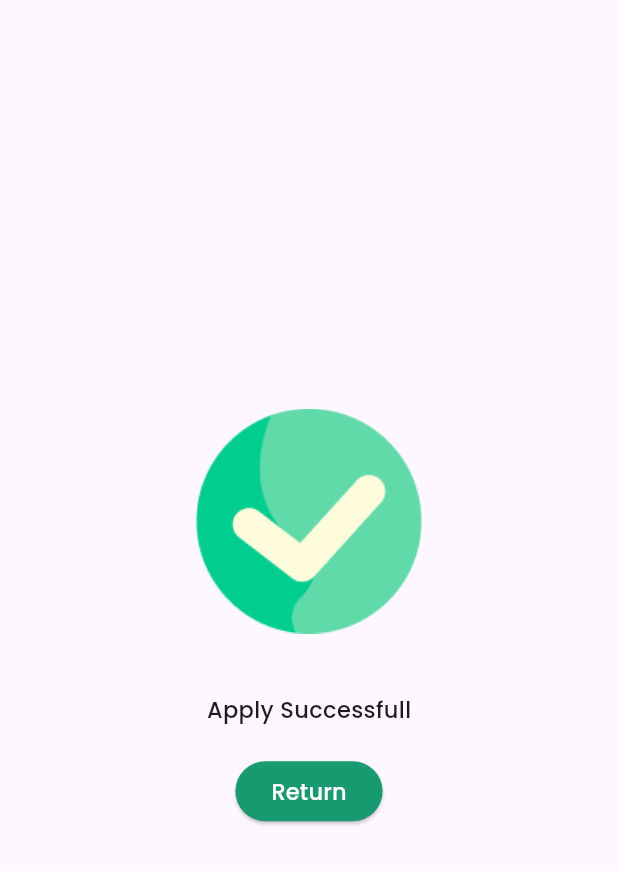
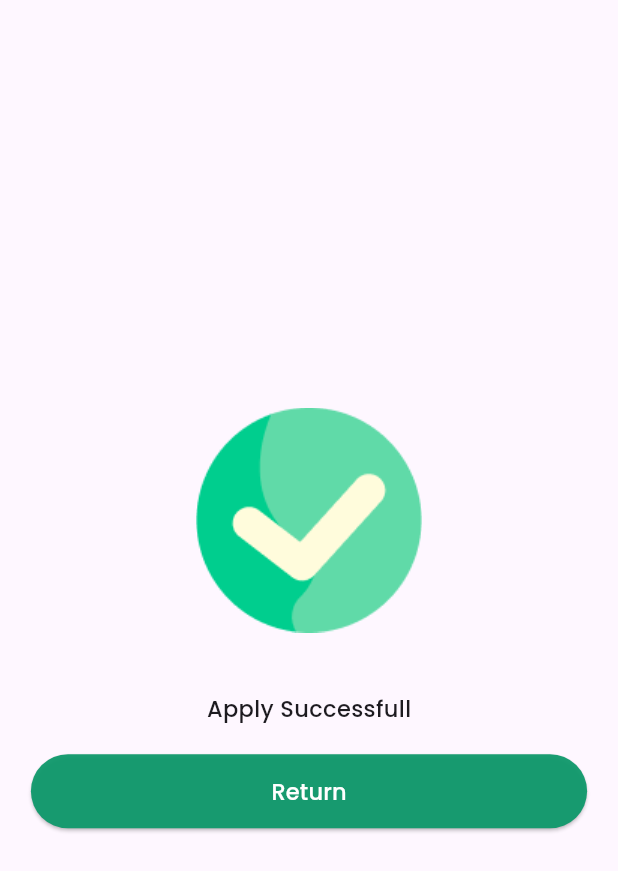
Before and after one commit to bangnguyen2264/Sustaio, a Flutter app: the SuccessScreen screen opened directly, on a phone screen of 412 x 824 dp. Shown: the top 871 px of the screen. Run offline on Flutter 3.47's test engine with Material 3 defaults, Android fonts, the phone set to English and light mode, and no system bars; our stand-ins replace firebase_core, firebase_messaging, flutter_local_notifications, google_fonts, shared_preferences, smooth_page_indicator; accounts and stored records are empty.

Commit message:
fix: fix size of button return

```diff
--- a/lib/pages/success_screen.dart
+++ b/lib/pages/success_screen.dart
@@ -35,6 +35,12 @@ class SuccessScreen extends StatelessWidget {
                 ),
               ),
               style: ButtonStyle(
+                fixedSize: MaterialStateProperty.all(
+                  Size(
+                    0.9 * MediaQuery.of(context).size.width,
+                    0.06 * MediaQuery.of(context).size.height,
+                  ),
+                ),
                 backgroundColor:
                     MaterialStateProperty.all(AppStyles.primaryColor1),
               ),
```
